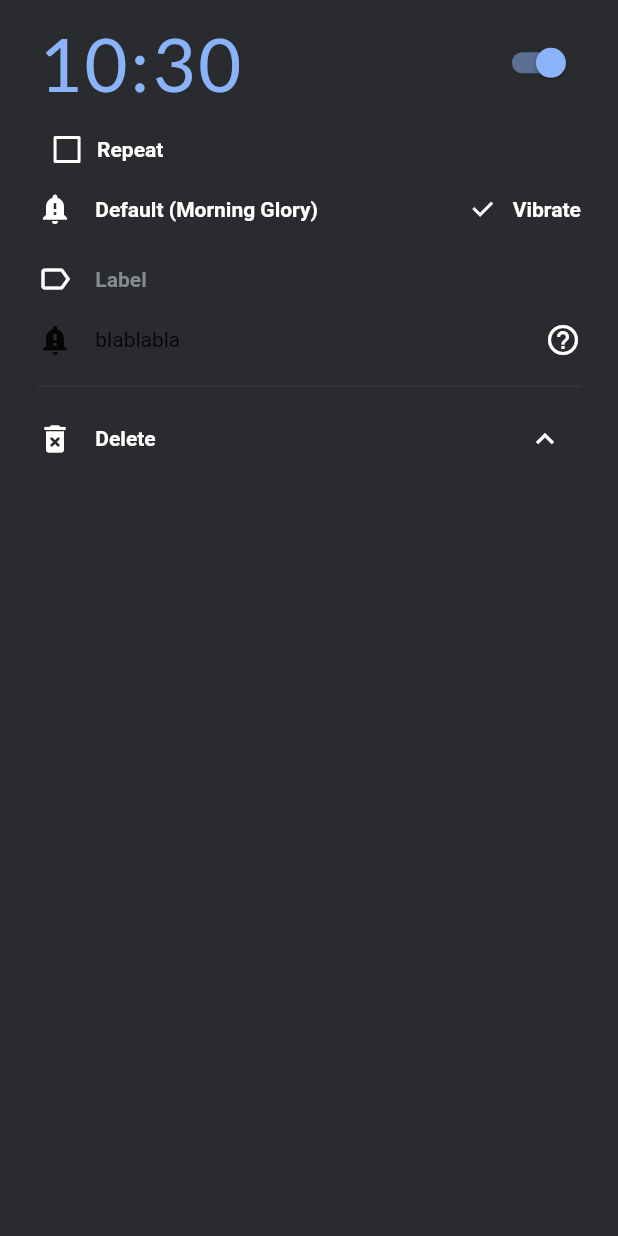
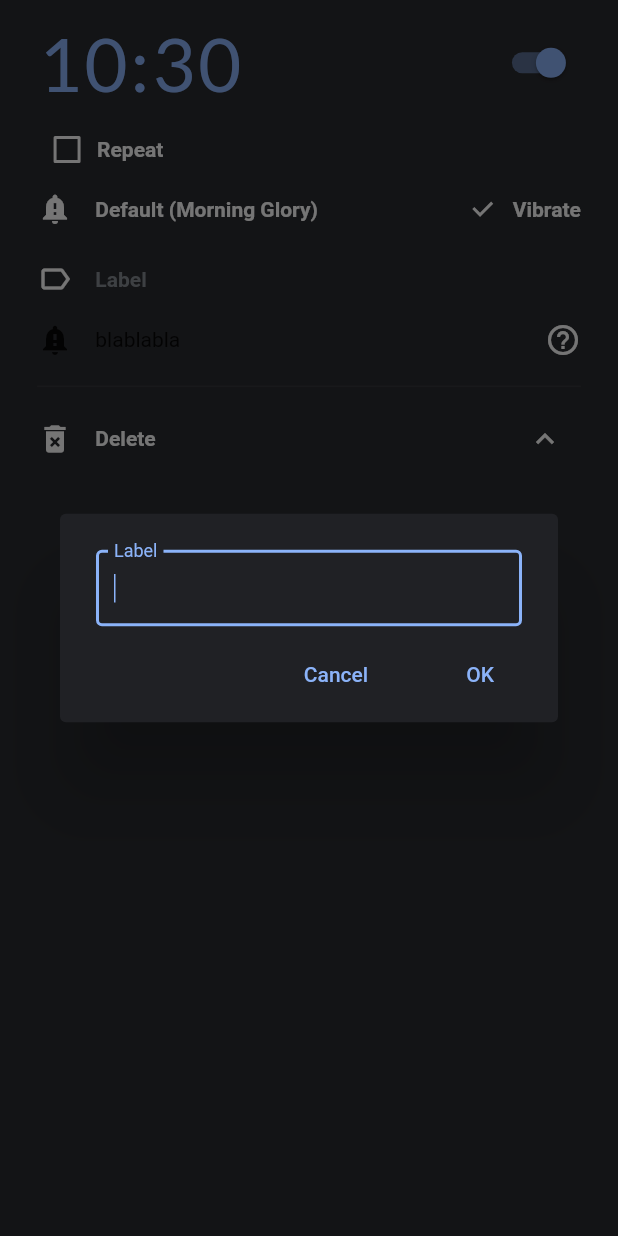
Before and after one commit to victorhmacfer/flutter_clock_clone, a Flutter app: the AlarmListItem widget shown alone on an empty page, opened directly with empty values, after a tap on the "expand less" icon, after a tap on "Label", on a phone screen of 412 x 824 dp. Run offline on Flutter 3.47's test engine with Material 2 defaults, Android fonts, the phone set to English and light mode, and no system bars; our stand-ins replace rxdart, vibration.

Commit message:
can now provide a label

```diff
--- a/lib/blocs/alarm_bloc.dart
+++ b/lib/blocs/alarm_bloc.dart
@@ -34,6 +34,11 @@ class AlarmBloc implements BlocBase {
     _alarmListBehaviorSubject.add(_alarms);
   }
 
+  void setLabelText(String newText, Alarm alarm) {
+    alarm.label = newText;
+    _alarmListBehaviorSubject.add(_alarms);
+  }
+
   void setAlarmRepeatDay(bool newValue, Alarm alarm, String key) {
     alarm.repeatDays[key] = newValue;
     _alarmListBehaviorSubject.add(_alarms);
--- a/lib/custom_widgets/alarm_list_item.dart
+++ b/lib/custom_widgets/alarm_list_item.dart
@@ -24,10 +24,27 @@ class AlarmListItem extends StatefulWidget {
 class _AlarmListItemState extends State<AlarmListItem> {
   bool expanded = false;
 
+  final TextEditingController labelTextController = TextEditingController();
+
+  @override
+  void initState() {
+    super.initState();
+    // labelTextController.text =
+    //     'Label'; //This is hardcoded and NOT INTERNATIONALIZED text
+  }
+
+  @override
+  void dispose() {
+    labelTextController.dispose();
+    super.dispose();
+  }
+
   @override
   Widget build(BuildContext context) {
     var alarmBloc = Provider.of<AlarmBloc>(context);
     var screenSize = MediaQuery.of(context).size;
+
+    print('I got inside list item build');
 
     return InkWell(
       onTap: () {
@@ -44,7 +61,7 @@ class _AlarmListItemState extends State<AlarmListItem> {
         child: Column(
           children: <Widget>[
             _topPart(context, false, alarmBloc, screenSize),
-            _bottomPart(expanded, alarmBloc, screenSize),
+            _bottomPart(context, expanded, alarmBloc, screenSize),
           ],
         ),
       ),
@@ -94,7 +111,8 @@ class _AlarmListItemState extends State<AlarmListItem> {
     );
   }
 
-  Widget _bottomPart(bool isExpanded, AlarmBloc theBloc, Size screenSize) {
+  Widget _bottomPart(BuildContext myContext, bool isExpanded, AlarmBloc theBloc,
+      Size screenSize) {
     if (isExpanded) {
       return Column(
         children: <Widget>[
@@ -192,7 +210,54 @@ class _AlarmListItemState extends State<AlarmListItem> {
             type: MaterialType.transparency,
             child: InkWell(
               onTap: () {
-                print('I clicked label');
+                showDialog(
+                    context: myContext,
+                    builder: (context) {
+                      return AlertDialog(
+                        backgroundColor: appBackgroundBlack,
+                        contentPadding: EdgeInsets.fromLTRB(24, 24, 24, 0),
+                        content: SizedBox(
+                          width: screenSize.width * alarmLabelDialogWidthSF,
+                          child: TextField(
+                            style: TextStyle(color: appWhite),
+                            controller: labelTextController,
+                            cursorWidth: 1,
+                            cursorColor: appBlue,
+                            autofocus: true,
+                            decoration: InputDecoration(
+                              contentPadding: EdgeInsets.symmetric(
+                                  horizontal: 12, vertical: 16),
+                              labelText: 'Label',
+                              labelStyle: TextStyle(color: appBlue),
+                              enabledBorder: OutlineInputBorder(
+                                  borderSide:
+                                      BorderSide(color: appWhite, width: 2)),
+                              focusedBorder: OutlineInputBorder(
+                                  borderSide:
+                                      BorderSide(color: appBlue, width: 2)),
+                            ),
+                          ),
+                        ),
+                        actions: <Widget>[
+                          FlatButton(
+                            textColor: appBlue,
+                            child: Text('Cancel'),
+                            onPressed: () {
+                              Navigator.pop(myContext);
+                            },
+                          ),
+                          FlatButton(
+                            textColor: appBlue,
+                            child: Text('OK'),
+                            onPressed: () {
+                              theBloc.setLabelText(
+                                  labelTextController.text, widget.theAlarm);
+                              Navigator.pop(myContext);
+                            },
+                          ),
+                        ],
+                      );
+                    });
               },
               child: Padding(
                 padding: EdgeInsets.only(bottom: screenSize.width * 0.04),
@@ -207,11 +272,20 @@ class _AlarmListItemState extends State<AlarmListItem> {
                         color: appWhite,
                       ),
                     ),
-                    Text(
-                      'Label',
-                      style: alarmItemTextStyle.copyWith(
-                          color: appAlarmNumberGray),
+
+                    Expanded(
+                      child: TextField(
+                        controller: labelTextController,
+                        style: alarmItemTextStyle,
+                        decoration: InputDecoration.collapsed(
+                          hintText: 'Label',
+                          hintStyle: alarmItemTextStyle.copyWith(color: appAlarmNumberGray)),
+                        enabled: false,
+                        readOnly: true,
+                      ),
                     ),
+
+
                   ],
                 ),
               ),
--- a/lib/utils/dimensions.dart
+++ b/lib/utils/dimensions.dart
@@ -4,6 +4,8 @@ const double alarmItemHorizontalPaddingSF = 0.06;
 
 const double alarmItemIconRightPaddingSF = 0.036;
 
+const double alarmLabelDialogWidthSF = 0.9;
+
 
 const double alarmItemTopPaddingSF = 0.03;
 
--- a/lib/utils/styles.dart
+++ b/lib/utils/styles.dart
@@ -9,7 +9,8 @@ const alarmScheduledTimeStyle = TextStyle(
 
 const alarmItemTextStyle = TextStyle(
   color: appWhite,
-  fontWeight: FontWeight.w600
+  fontWeight: FontWeight.w600,
+  fontSize: 14,
 );
 
 const alarmItemCircleAvatarStyle = TextStyle(
```
